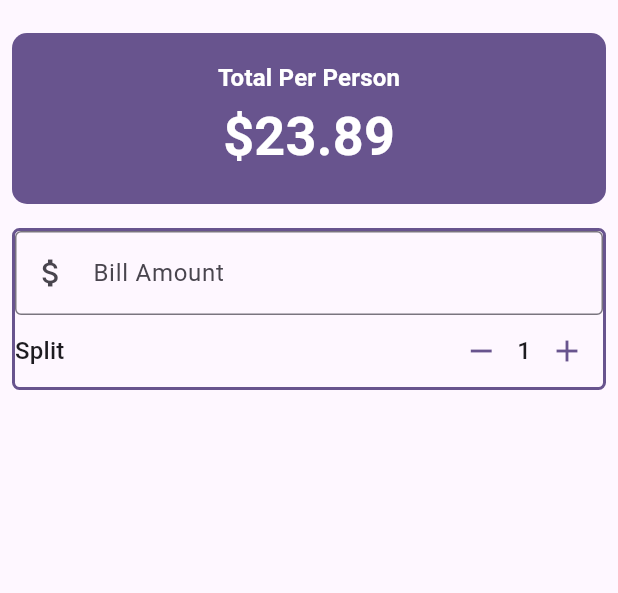
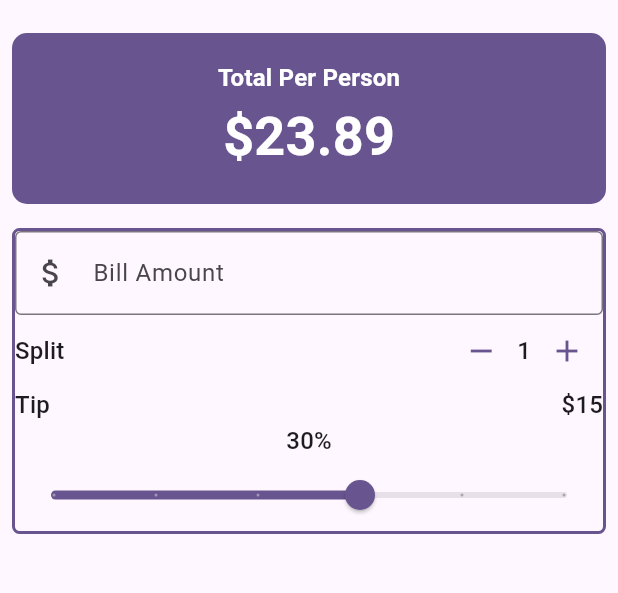
Before and after one commit to lightrao/p24_tip_calculator, a Flutter app: the screen it shows after launch, on a phone screen of 412 x 824 dp, the part 63-656 px from its top. Run offline on Flutter 3.47's test engine with Material 3 defaults, Android fonts, the phone set to English and light mode, and no system bars.

Commit message:
Add the TipPercentage and Slider Widgets

```diff
--- a/lib/main.dart
+++ b/lib/main.dart
@@ -31,6 +31,7 @@ class UTip extends StatefulWidget {
 
 class _UTipState extends State<UTip> {
   int _personCount = 1;
+  double _tipPercentage = 0.3; // Add this line
 
   // Methods
   void increment() {
@@ -124,8 +125,29 @@ class _UTipState extends State<UTip> {
                           personCount: _personCount,
                           onDecrement: decrement,
                           onIncrement: increment,
-                        )
+                        ),
                       ],
+                    ),
+                    Row(
+                      mainAxisAlignment: MainAxisAlignment.spaceBetween,
+                      children: [
+                        Text('Tip', style: theme.textTheme.titleMedium),
+                        Text('\$15', style: theme.textTheme.titleMedium),
+                      ],
+                    ),
+                    Text('${(_tipPercentage * 100).round()}%',
+                        style: theme.textTheme.titleMedium), // Update this line
+                    Slider(
+                      value: _tipPercentage, // Update this line
+                      onChanged: (double value) {
+                        setState(() {
+                          _tipPercentage = value; // Update this line
+                        });
+                      },
+                      min: 0,
+                      max: 0.5,
+                      divisions: 5,
+                      label: '${(_tipPercentage * 100).round()}%',
                     ),
                   ],
                 ),
```
